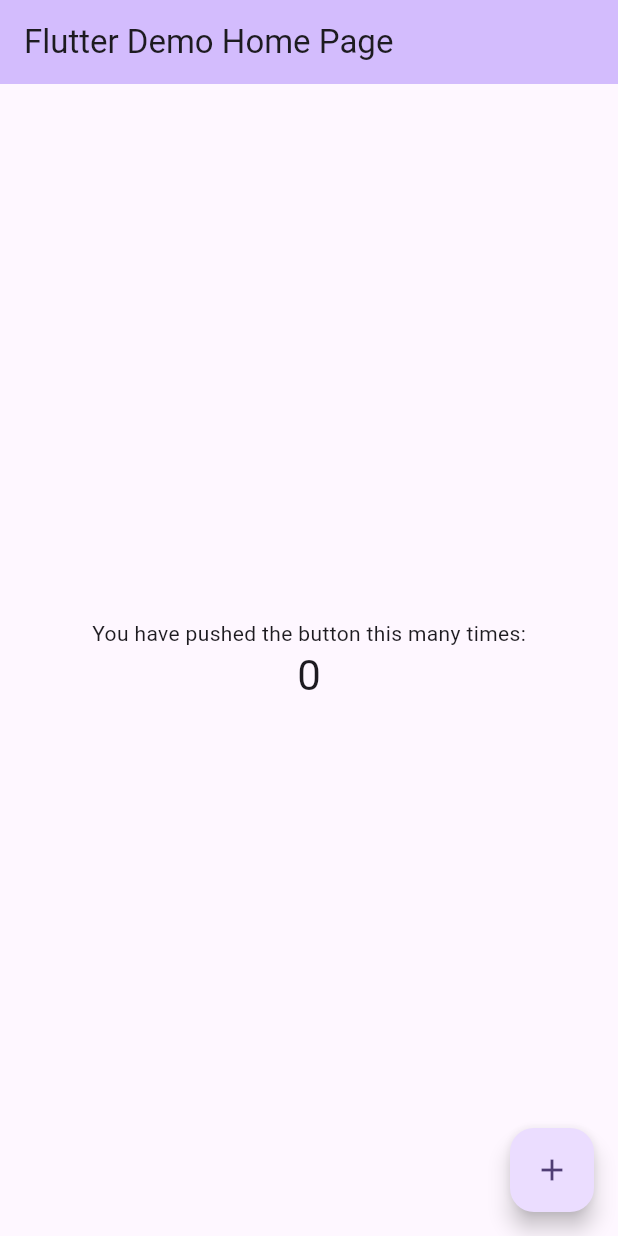
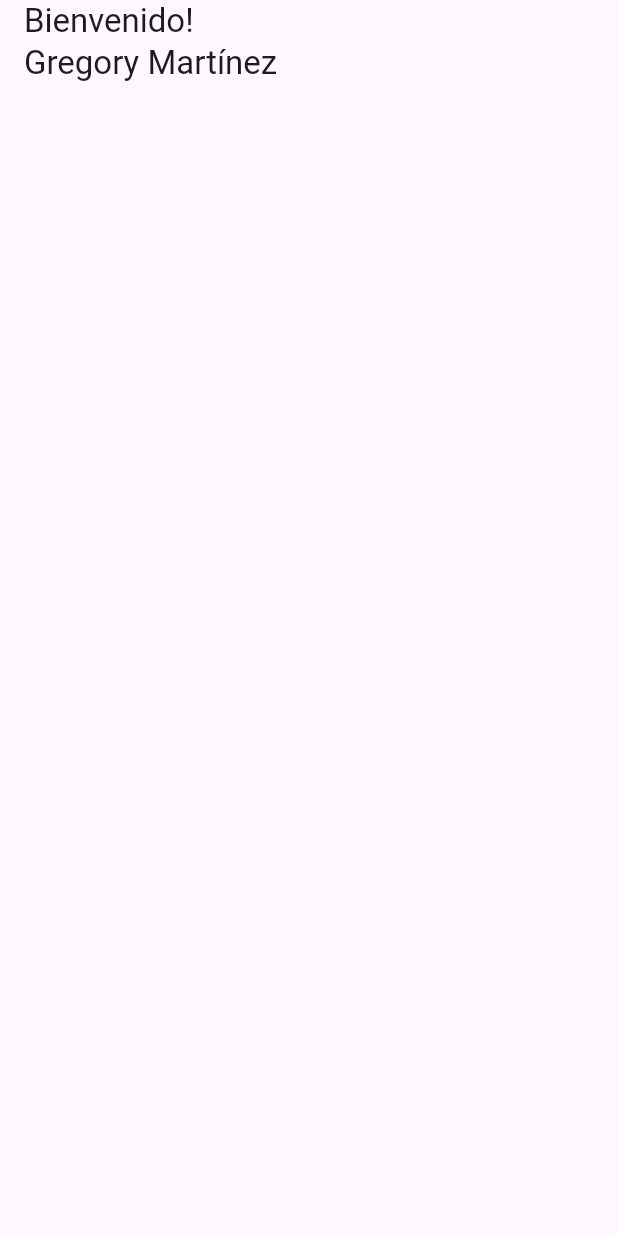
Before and after one commit to IsselCode/Widget-Explorer, a Flutter app: the screen it shows after launch, on a phone screen of 412 x 824 dp. Run offline on Flutter 3.47's test engine with Material 3 defaults, Android fonts, the light colour scheme and no system bars.

Commit message:
Capítulo 2: AppBar Widget

```diff
--- a/lib/main.dart
+++ b/lib/main.dart
@@ -1,4 +1,5 @@
 import 'package:flutter/material.dart';
+import 'package:widget_explorer/views/home_view.dart';
 
 void main() {
   runApp(const MyApp());
@@ -12,114 +13,12 @@
   Widget build(BuildContext context) {
     return MaterialApp(
       title: 'Flutter Demo',
+      debugShowCheckedModeBanner: false,
       theme: ThemeData(
-        // This is the theme of your application.
-        //
-        // TRY THIS: Try running your application with "flutter run". You'll see
-        // the application has a purple toolbar. Then, without quitting the app,
-        // try changing the seedColor in the colorScheme below to Colors.green
-        // and then invoke "hot reload" (save your changes or press the "hot
-        // reload" button in a Flutter-supported IDE, or press "r" if you used
-        // the command line to start the app).
-        //
-        // Notice that the counter didn't reset back to zero; the application
-        // state is not lost during the reload. To reset the state, use hot
-        // restart instead.
-        //
-        // This works for code too, not just values: Most code changes can be
-        // tested with just a hot reload.
         colorScheme: ColorScheme.fromSeed(seedColor: Colors.deepPurple),
         useMaterial3: true,
       ),
-      home: const MyHomePage(title: 'Flutter Demo Home Page'),
+      home: const HomeView(),
     );
   }
 }
-
-class MyHomePage extends StatefulWidget {
-  const MyHomePage({super.key, required this.title});
-
-  // This widget is the home page of your application. It is stateful, meaning
-  // that it has a State object (defined below) that contains fields that affect
-  // how it looks.
-
-  // This class is the configuration for the state. It holds the values (in this
-  // case the title) provided by the parent (in this case the App widget) and
-  // used by the build method of the State. Fields in a Widget subclass are
-  // always marked "final".
-
-  final String title;
-
-  @override
-  State<MyHomePage> createState() => _MyHomePageState();
-}
-
-class _MyHomePageState extends State<MyHomePage> {
-  int _counter = 0;
-
-  void _incrementCounter() {
-    setState(() {
-      // This call to setState tells the Flutter framework that something has
-      // changed in this State, which causes it to rerun the build method below
-      // so that the display can reflect the updated values. If we changed
-      // _counter without calling setState(), then the build method would not be
-      // called again, and so nothing would appear to happen.
-      _counter++;
-    });
-  }
-
-  @override
-  Widget build(BuildContext context) {
-    // This method is rerun every time setState is called, for instance as done
-    // by the _incrementCounter method above.
-    //
-    // The Flutter framework has been optimized to make rerunning build methods
-    // fast, so that you can just rebuild anything that needs updating rather
-    // than having to individually change instances of widgets.
-    return Scaffold(
-      appBar: AppBar(
-        // TRY THIS: Try changing the color here to a specific color (to
-        // Colors.amber, perhaps?) and trigger a hot reload to see the AppBar
-        // change color while the other colors stay the same.
-        backgroundColor: Theme.of(context).colorScheme.inversePrimary,
-        // Here we take the value from the MyHomePage object that was created by
-        // the App.build method, and use it to set our appbar title.
-        title: Text(widget.title),
-      ),
-      body: Center(
-        // Center is a layout widget. It takes a single child and positions it
-        // in the middle of the parent.
-        child: Column(
-          // Column is also a layout widget. It takes a list of children and
-          // arranges them vertically. By default, it sizes itself to fit its
-          // children horizontally, and tries to be as tall as its parent.
-          //
-          // Column has various properties to control how it sizes itself and
-          // how it positions its children. Here we use mainAxisAlignment to
-          // center the children vertically; the main axis here is the vertical
-          // axis because Columns are vertical (the cross axis would be
-          // horizontal).
-          //
-          // TRY THIS: Invoke "debug painting" (choose the "Toggle Debug Paint"
-          // action in the IDE, or press "p" in the console), to see the
-          // wireframe for each widget.
-          mainAxisAlignment: MainAxisAlignment.center,
-          children: <Widget>[
-            const Text(
-              'You have pushed the button this many times:',
-            ),
-            Text(
-              '$_counter',
-              style: Theme.of(context).textTheme.headlineMedium,
-            ),
-          ],
-        ),
-      ),
-      floatingActionButton: FloatingActionButton(
-        onPressed: _incrementCounter,
-        tooltip: 'Increment',
-        child: const Icon(Icons.add),
-      ), // This trailing comma makes auto-formatting nicer for build methods.
-    );
-  }
-}
--- /dev/null
+++ b/lib/views/home_view.dart
@@ -0,0 +1,28 @@
+import 'package:flutter/material.dart';
+
+class HomeView extends StatelessWidget {
+  const HomeView({super.key});
+
+  @override
+  Widget build(BuildContext context) {
+    return Scaffold(
+      appBar: AppBar(
+        title: Column(
+          crossAxisAlignment: CrossAxisAlignment.start,
+          children: [
+            Text("Bienvenido!"),
+            Text("Gregory Martínez"),
+          ],
+        ),
+        actions: [
+
+        ],
+        /// Mostrar propiedad:
+        // backgroundColor: Colors.red,
+        /// Mostrar propiedad:
+        // centerTitle: true,
+
+      ),
+    );
+  }
+}
```
Also changed, not shown: 1 other file.
